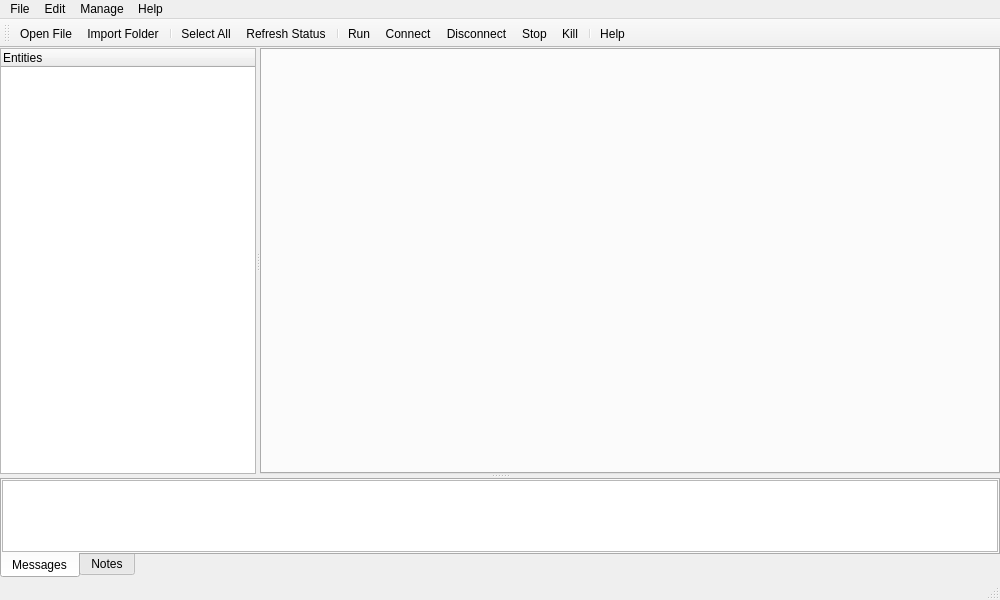
Qt form src/yarpmanager-qt/mainwindow.ui (robotology/yarp) before a commit.
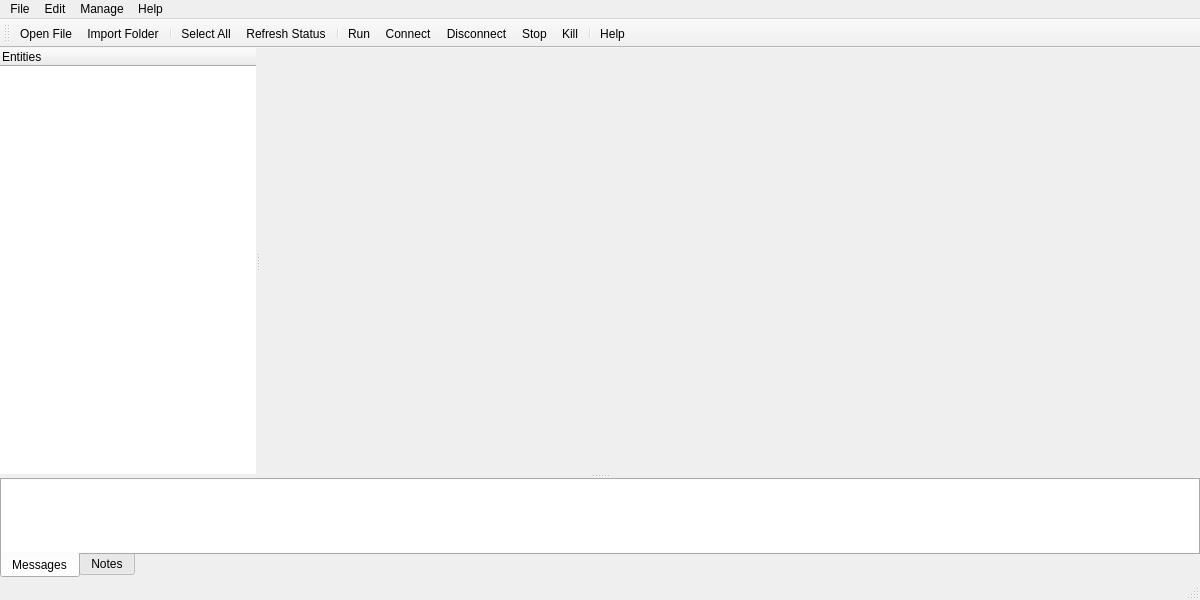
The same form after that commit. Icons and pictures are not drawn. Custom widgets are drawn as their Qt base class.

Commit message: [yarpmanager-qt] Added a proper close icon to tabs, cleaned up ui, minor fixes here and there

What changed in the file:
```diff
--- a/src/yarpmanager-qt/mainwindow.ui
+++ b/src/yarpmanager-qt/mainwindow.ui
@@ -6,7 +6,7 @@
    <rect>
     <x>0</x>
     <y>0</y>
-    <width>1000</width>
+    <width>1200</width>
     <height>600</height>
    </rect>
   </property>
@@ -68,6 +68,9 @@
              <verstretch>0</verstretch>
             </sizepolicy>
            </property>
+           <property name="frameShape">
+            <enum>QFrame::NoFrame</enum>
+           </property>
            <column>
             <property name="text">
              <string>Entities</string>
@@ -81,6 +84,13 @@
              <verstretch>0</verstretch>
             </sizepolicy>
            </property>
+           <property name="styleSheet">
+            <string notr="true">
+              QTabBar::close-button {image: url(:/close22.svg);}
+              QTabBar::close-button:hover { border: 2px solid transparent; }
+              QTabWidget::pane { border: none; }
+            </string>
+           </property>
            <property name="currentIndex">
             <number>-1</number>
            </property>
@@ -157,6 +167,12 @@
               <property name="contextMenuPolicy">
                <enum>Qt::ActionsContextMenu</enum>
               </property>
+              <property name="frameShape">
+               <enum>QFrame::NoFrame</enum>
+              </property>
+              <property name="lineWidth">
+               <number>0</number>
+              </property>
              </widget>
             </item>
            </layout>
@@ -201,8 +217,8 @@
     <rect>
      <x>0</x>
      <y>0</y>
-     <width>800</width>
-     <height>21</height>
+     <width>1200</width>
+     <height>25</height>
     </rect>
    </property>
    <property name="nativeMenuBar">
```
Left out of the diff: 27 changed lines with no effect on the pictures. The commit also changes 3 other files.
